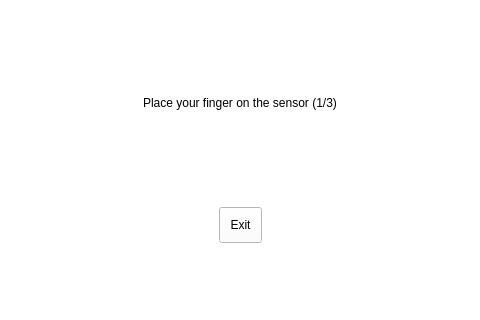
The window that enrolfingerprint.ui (arc-bphc/sims-gui) describes before a commit, drawn with Qt 5; both pictures show x 317 to 797 and y 299 to 619 of the 1115 by 819 pixel window.
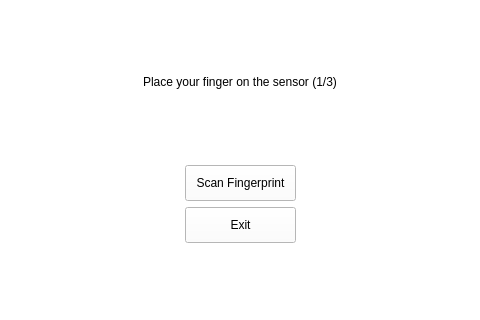
The same window after the commit. Icons and pictures are not drawn.

What changed in the file:
```diff
--- a/enrolfingerprint.ui
+++ b/enrolfingerprint.ui
@@ -114,7 +114,7 @@
        </property>
       </widget>
      </item>
-     <item row="5" column="2">
+     <item row="6" column="2">
       <widget class="QPushButton" name="exitButton">
        <property name="text">
         <string>Exit</string>
@@ -147,6 +147,13 @@
        </property>
       </spacer>
      </item>
+     <item row="5" column="2">
+      <widget class="QPushButton" name="fingerprintButton">
+       <property name="text">
+        <string>Scan Fingerprint</string>
+       </property>
+      </widget>
+     </item>
     </layout>
    </item>
    <item row="1" column="0">
```
Left out of the diff: 52 changed lines with no effect on the pictures.
